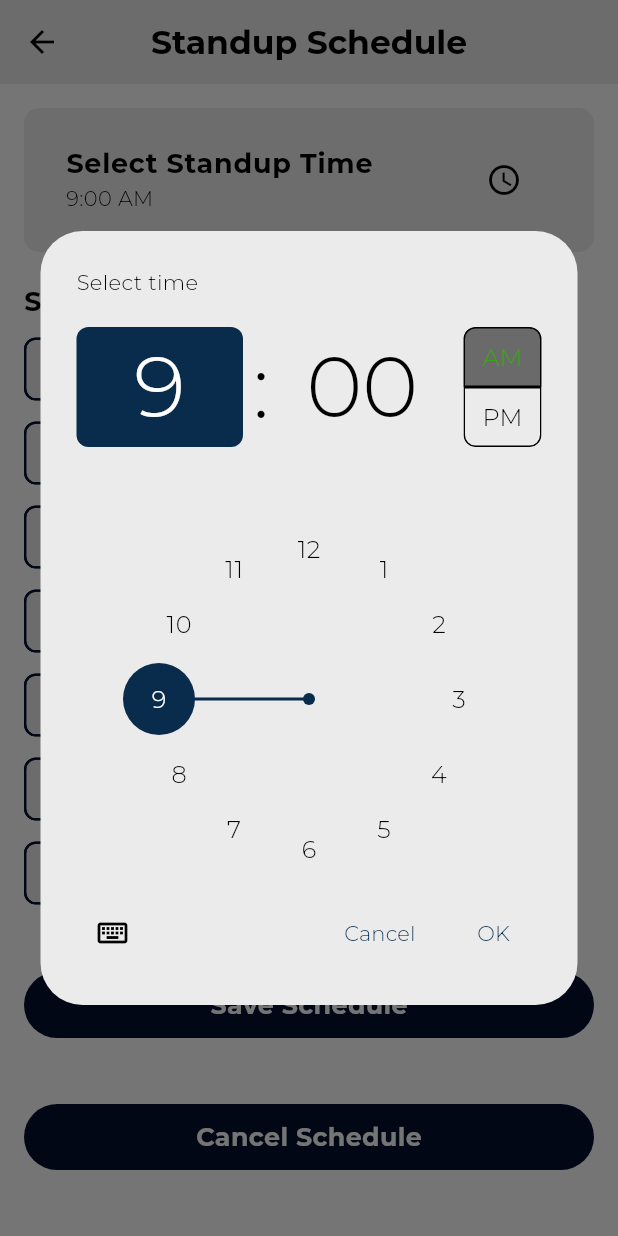
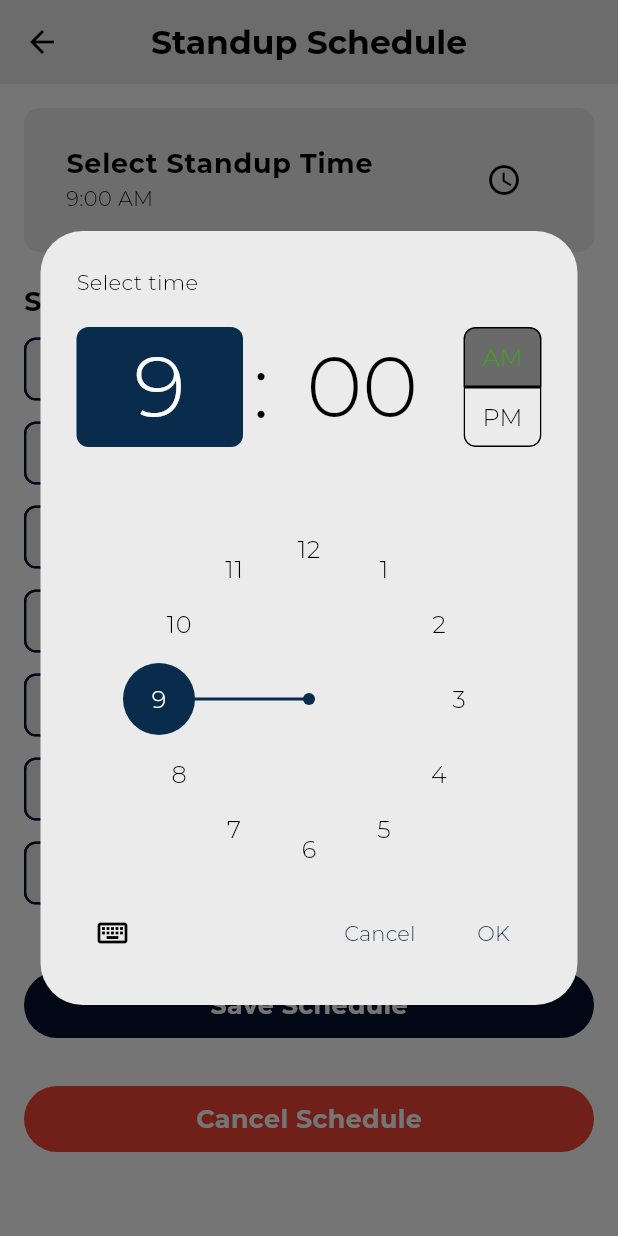
Before and after one commit to Atinuke-Manuels/Daily-Sync, a Flutter app: the StandupScheduleScreen screen opened directly, after a tap on "Cancel Schedule", after a tap on the "access time" icon, on a phone screen of 412 x 824 dp. Run offline on Flutter 3.47's test engine with Material 3 defaults, Android fonts, the phone set to English and light mode, and no system bars; our stand-ins replace cloud_firestore, firebase_auth, firebase_core, flutter_dotenv, shared_preferences; missing offline and left inert: onesignal_flutter; accounts and stored records are empty; project files that could hold a hidden picture were left out.

Commit message:
feat: save.

```diff
--- a/lib/widgets/custom_button.dart
+++ b/lib/widgets/custom_button.dart
@@ -7,11 +7,14 @@ import '../theme/app_text_styles.dart';
 class CustomButton extends StatelessWidget {
   final Function() onTap;
   final String title;
+  final Color? btnColor ;
 
 
-  const CustomButton({super.key, required this.onTap, required this.title,});
+  const CustomButton({super.key, required this.onTap, required this.title, this.btnColor});
   @override
   Widget build(BuildContext context) {
+    final Color buttonColor = btnColor ?? Theme.of(context).colorScheme.inversePrimary;
+
     final responsive = Provider.of<ResponsiveHelper>(context, listen: false);
 
     return GestureDetector(
@@ -22,7 +25,7 @@ class CustomButton extends StatelessWidget {
           width: responsive.width(342, context),
           padding: const EdgeInsets.all(10),
           decoration: BoxDecoration(
-              color: Theme.of(context).colorScheme.inversePrimary,
+              color: buttonColor,
               borderRadius: BorderRadius.circular(30)
           ),
           child:  Center(child: Text(title, style: AppTextStyles.labelMedium(context)))
--- a/lib/widgets/schedule_daily_standup/standup_schedule_screen.dart
+++ b/lib/widgets/schedule_daily_standup/standup_schedule_screen.dart
@@ -373,6 +373,8 @@ class _StandupScheduleScreenState extends State<StandupScheduleScreen> {
           ? const Center(child: CircularProgressIndicator())
           : Padding(
         padding: const EdgeInsets.all(16.0),
+        child: SingleChildScrollView(
+          reverse: false,
           child: Column(
             crossAxisAlignment: CrossAxisAlignment.start,
             children: [
@@ -436,12 +438,13 @@ class _StandupScheduleScreenState extends State<StandupScheduleScreen> {
                 width: double.infinity,
                 child: CustomButton(onTap: _saveStandupSchedule, title: 'Save Schedule'),
               ),
-            const SizedBox(height: 16),
+              const SizedBox(height: 4),
               SizedBox(
                 width: double.infinity,
-              child: CustomButton(onTap: _cancelSchedule, title: 'Cancel Schedule'),
+                child: CustomButton(onTap: _cancelSchedule, title: 'Cancel Schedule', btnColor: Theme.of(context).colorScheme.error,),
               ),
             ],
+          ),
         ),
       ),
     );
```
Also changed, not shown: lib/widgets/add_user_widgets/edit_or_disable_members_dialog.dart (+12 -4 lines). Lines whose indentation alone changed are shown as unchanged.
